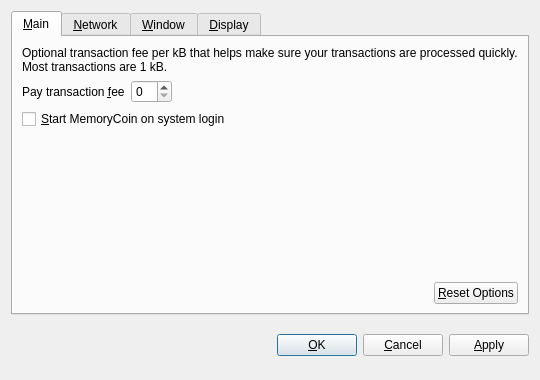
Qt form src/qt/forms/optionsdialog.ui (dbeal-eth/memorypool) before a commit.
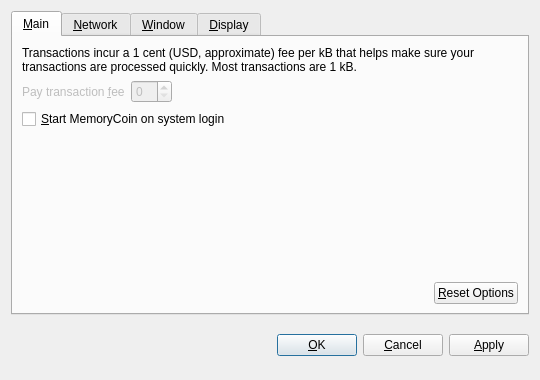
The same form after that commit. Custom widgets are drawn as their Qt base class.

Commit message: -multiaddress option now creates different change addresses transaction fee box greyed out.

What changed in the file:
```diff
--- a/src/qt/forms/optionsdialog.ui
+++ b/src/qt/forms/optionsdialog.ui
@@ -33,7 +33,7 @@
        <item>
         <widget class="QLabel" name="transactionFeeInfoLabel">
          <property name="text">
-          <string>Optional transaction fee per kB that helps make sure your transactions are processed quickly. Most transactions are 1 kB.</string>
+          <string>Transactions incur a 1 cent (USD, approximate) fee per kB that helps make sure your transactions are processed quickly. Most transactions are 1 kB.</string>
          </property>
          <property name="textFormat">
           <enum>Qt::PlainText</enum>
@@ -47,6 +47,9 @@
         <layout class="QHBoxLayout" name="horizontalLayout_1_Main">
          <item>
           <widget class="QLabel" name="transactionFeeLabel">
+           <property name="enabled">
+            <bool>false</bool>
+           </property>
            <property name="text">
             <string>Pay transaction &amp;fee</string>
            </property>
@@ -59,7 +62,11 @@
           </widget>
          </item>
          <item>
-          <widget class="BitcoinAmountField" name="transactionFee"/>
+          <widget class="BitcoinAmountField" name="transactionFee">
+           <property name="enabled">
+            <bool>false</bool>
+           </property>
+          </widget>
          </item>
          <item>
           <spacer name="horizontalSpacer_1_Main">
```
The commit also changes 1 other file.
